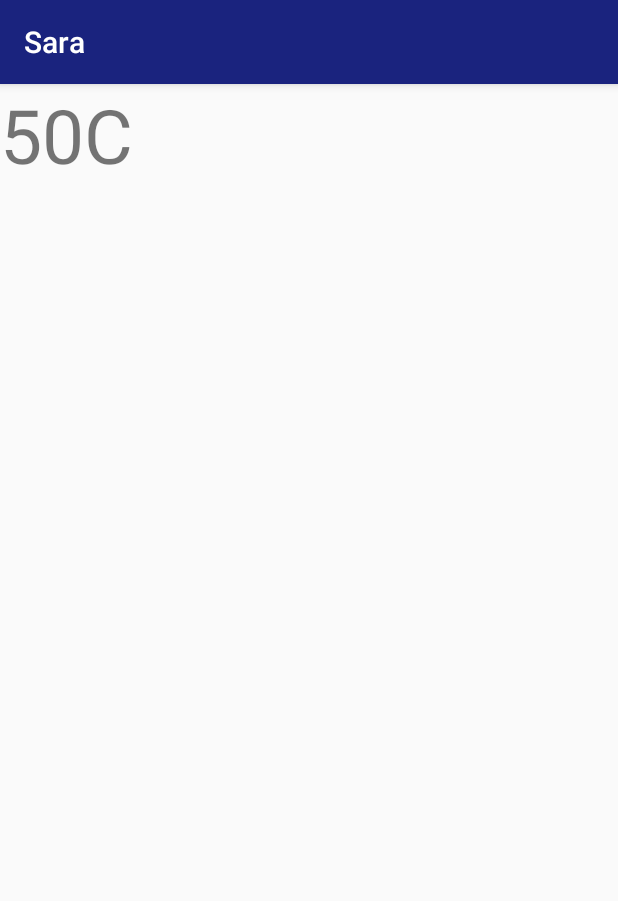
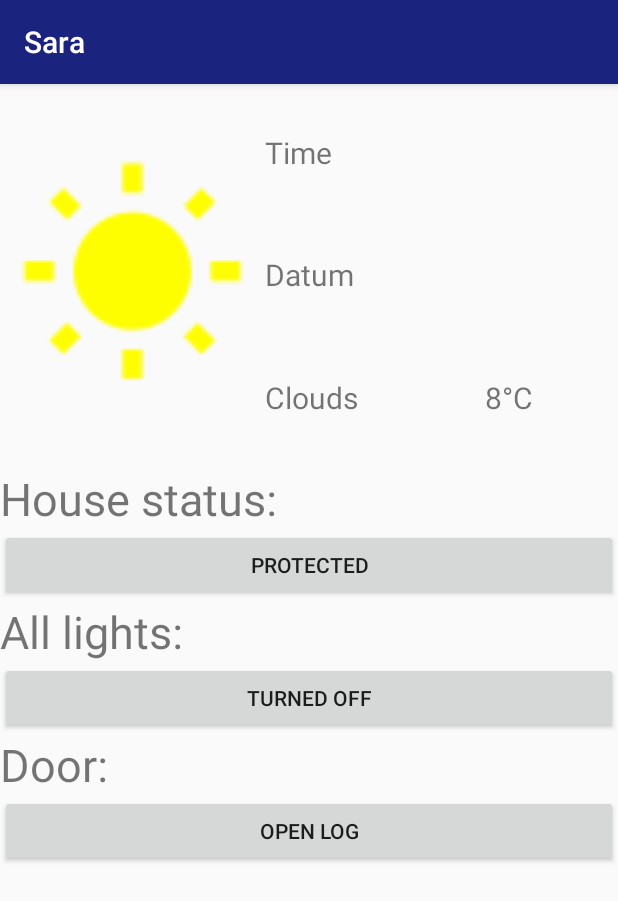
Before and after one commit to pajdal97/Sara, an Android app: the fragment FragmentClass shown on its own in the app's theme, on a phone screen of 412 x 824 dp. Shown: the top 901 px of the screen. Run offline under Robolectric (Android 15) with nearby library versions, the phone set to English and light mode, and no system bars; our stand-ins replace Volley.

Commit message:
Added weather layou

```diff
--- a/Application/app/src/main/java/com/example/marti/myapplication/AlarmFragment.java
+++ b/Application/app/src/main/java/com/example/marti/myapplication/AlarmFragment.java
@@ -85,9 +85,6 @@ public class AlarmFragment extends Fragment{
         datePickerDialog.show();
     }
 
-    public int getSeconds(){
-
-    }
     public void addZero(StringBuilder builder,int value){
         if(value < 10){
             builder.append("0");
--- a/Application/app/src/main/java/com/example/marti/myapplication/FragmentClass.java
+++ b/Application/app/src/main/java/com/example/marti/myapplication/FragmentClass.java
@@ -25,7 +25,7 @@ public class FragmentClass extends Fragment
     public View onCreateView(LayoutInflater inflater, ViewGroup container, Bundle savedInstanceState) {
         View rootView = inflater.inflate(R.layout.fragment_fragment_class, container, false);
 
-        temperatureTV = (TextView) rootView.findViewById(R.id.temperatureTV);
+        //temperatureTV = (TextView) rootView.findViewById(R.id.temperatureTV);
 
         Intent getWeather = new Intent(getContext(), GETweather.class);
 
--- a/Application/app/src/main/res/layout/fragment_fragment_class.xml
+++ b/Application/app/src/main/res/layout/fragment_fragment_class.xml
@@ -1,14 +1,135 @@
-<FrameLayout xmlns:android="http://schemas.android.com/apk/res/android"
+<LinearLayout xmlns:android="http://schemas.android.com/apk/res/android"
+              xmlns:app="http://schemas.android.com/apk/res-auto"
               xmlns:tools="http://schemas.android.com/tools"
               android:layout_width="match_parent"
               android:layout_height="match_parent"
+              android:orientation="vertical"
               tools:context="com.example.marti.myapplication.FragmentClass">
 
+
+    <LinearLayout
+        android:layout_width="match_parent"
+        android:layout_height="match_parent"
+        android:layout_weight="1"
+        android:orientation="horizontal">
+
+        <ImageView
+            android:id="@+id/imageView"
+            android:layout_width="match_parent"
+            android:layout_height="match_parent"
+            android:layout_weight="2"
+            app:srcCompat="@mipmap/sunny"/>
+
+        <LinearLayout
+            android:layout_width="match_parent"
+            android:layout_height="match_parent"
+            android:layout_weight="1.5"
+            android:orientation="vertical">
+
             <TextView
-        android:id="@+id/temperatureTV"
+                android:id="@+id/editText1"
+                android:layout_width="match_parent"
+                android:layout_height="wrap_content"
+                android:layout_weight="3"
+                android:ems="10"
+                android:gravity="center_vertical"
+                android:text="Time"
+                android:textSize="20sp"
+                />
+
+            <TextView
+                android:id="@+id/editText2"
+                android:layout_width="match_parent"
+                android:layout_height="wrap_content"
+                android:layout_weight="2"
+                android:ems="10"
+                android:gravity="center_vertical"
+                android:text="Datum"
+                android:textSize="20sp"
+                />
+
+            <LinearLayout
+                android:layout_width="match_parent"
+                android:layout_height="wrap_content"
+                android:layout_weight="3"
+                android:gravity="center"
+                android:orientation="horizontal">
+
+                <TextView
+                    android:id="@+id/textView3"
                     android:layout_width="wrap_content"
+                    android:layout_height="match_parent"
+                    android:layout_weight="3"
+                    android:gravity="center_vertical"
+                    android:text="Clouds"
+                    android:textSize="20sp"/>
+
+                <TextView
+                    android:id="@+id/textView4"
+                    android:layout_width="wrap_content"
+                    android:layout_height="match_parent"
+                    android:layout_weight="2"
+                    android:gravity="center_vertical"
+                    android:text="8°C"
+                    android:textSize="20sp"/>
+            </LinearLayout>
+
+        </LinearLayout>
+
+    </LinearLayout>
+
+    <LinearLayout
+        android:layout_width="match_parent"
+        android:layout_height="match_parent"
+        android:layout_weight="0.5"
+        android:orientation="horizontal">
+
+        <LinearLayout
+            android:layout_width="match_parent"
+            android:layout_height="match_parent"
+            android:orientation="vertical">
+
+            <TextView
+                android:id="@+id/textView5"
+                android:layout_width="match_parent"
                 android:layout_height="wrap_content"
-        android:textSize="50dp"
-        android:text="50C"/>
+                android:text="House status:"
+                android:textSize="30sp"/>
 
-</FrameLayout>
+            <Button
+                android:id="@+id/button1"
+                android:layout_width="match_parent"
+                android:layout_height="wrap_content"
+                android:clickable="false"
+                android:text="Protected"/>
+
+            <TextView
+                android:id="@+id/textView6"
+                android:layout_width="match_parent"
+                android:layout_height="wrap_content"
+                android:text="All lights: "
+                android:textSize="30sp"/>
+
+            <Button
+                android:id="@+id/button2"
+                android:layout_width="match_parent"
+                android:layout_height="wrap_content"
+                android:clickable="false"
+                android:text="Turned off"/>
+
+            <TextView
+                android:id="@+id/textView7"
+                android:layout_width="match_parent"
+                android:layout_height="wrap_content"
+                android:text="Door: "
+                android:textSize="30sp"/>
+
+            <Button
+                android:id="@+id/button3"
+                android:layout_width="match_parent"
+                android:layout_height="wrap_content"
+                android:text="Open log"/>
+
+        </LinearLayout>
+    </LinearLayout>
+</LinearLayout>
```
Also changed, not shown: Application/app/src/main/res/mipmap-hdpi/sunny.png (added), Application/app/src/main/res/mipmap-mdpi/sunny.png (added), Application/app/src/main/res/mipmap-xhdpi/sunny.png (added), Application/app/src/main/res/mipmap-xxhdpi/sunny.png (added), Application/app/src/main/res/mipmap-xxxhdpi/sunny.png (added), Application/app/src/main/sunny-web.png (added). Lines whose indentation alone changed are shown as unchanged.
